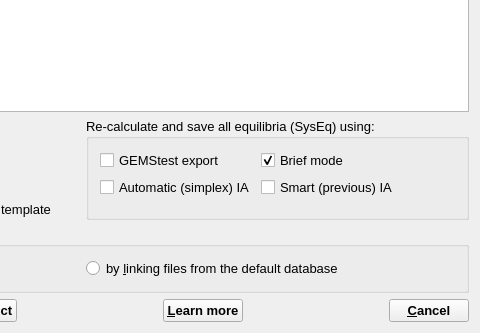
Above: GUI/Dialogs4/KeyProfile4.ui from gemshub/GEMSGUI before the change; both pictures show x 314 to 794 and y 290 to 623 of the 794 by 623 pixel window. Below: the same form after it.
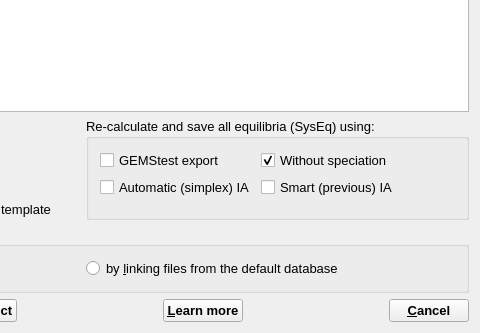
That is the form after the change.

Diff of the .ui file:
```diff
--- a/GUI/Dialogs4/KeyProfile4.ui
+++ b/GUI/Dialogs4/KeyProfile4.ui
@@ -295,7 +295,7 @@
       <item row="0" column="1">
        <widget class="QCheckBox" name="checkBrief">
         <property name="text">
-         <string>Brief mode</string>
+         <string>Without speciation</string>
         </property>
         <property name="checked">
          <bool>true</bool>
```
